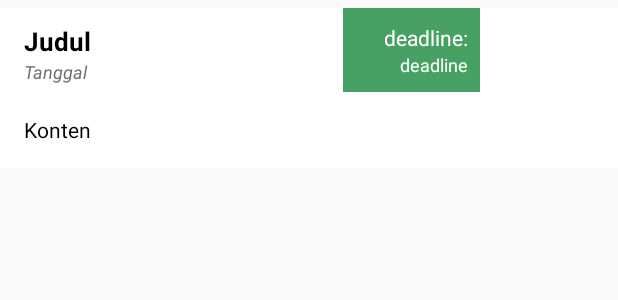
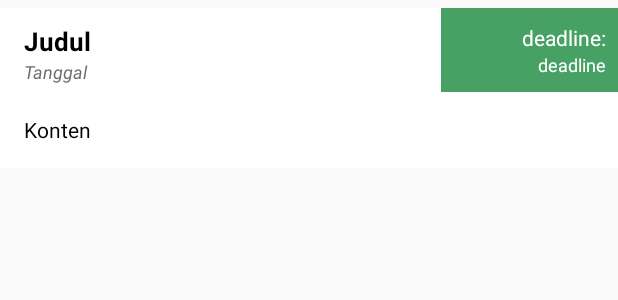
Before and after one commit to aghagha/TUGAS_AKHIR_AWASI, an Android app: the layout tugas_item_murid.xml on its own in the app's theme, with its tools: preview values and no code run, on a phone screen of 412 x 824 dp. Shown: the top 300 px of the screen. Run offline under Robolectric (Android 15) with nearby library versions, the light colour scheme and no system bars; network calls fail.

```diff
--- a/app/src/main/java/com/aghagha/tagg/TugasMuridFragment.java
+++ b/app/src/main/java/com/aghagha/tagg/TugasMuridFragment.java
@@ -56,6 +56,12 @@ public class TugasMuridFragment extends Fragment {
         progressDialog.setCancelable(false);
 
         tugasList = new ArrayList<>();
+    }
+
+    @Override
+    public void onResume(){
+        super.onResume();
+        getTugasList();
     }
 
     @Override
--- a/app/src/main/res/layout/tugas_item_murid.xml
+++ b/app/src/main/res/layout/tugas_item_murid.xml
@@ -5,84 +5,95 @@
     android:layout_marginTop="5dp"
     android:layout_marginBottom="5dp"
     android:background="@android:color/white">
+
     <LinearLayout
         android:id="@+id/layout"
         android:layout_width="match_parent"
         android:layout_height="wrap_content"
         android:orientation="horizontal">
+
         <LinearLayout
             android:layout_width="0dp"
             android:layout_height="wrap_content"
             android:layout_weight="5"
             android:orientation="vertical"
+            android:paddingBottom="10dp"
             android:paddingLeft="16dp"
-            android:paddingBottom="10dp"
             android:paddingTop="10dp">
+
             <TextView
                 android:id="@+id/tvJudul"
                 android:layout_width="match_parent"
                 android:layout_height="wrap_content"
+                android:clickable="true"
                 android:text="Judul"
+                android:textColor="@android:color/black"
                 android:textSize="17dp"
-                android:textColor="@android:color/black"
-                android:textStyle="bold"
-                android:clickable="true"/>
+                android:textStyle="bold" />
+
             <TextView
                 android:id="@+id/tvCreated"
                 android:layout_width="match_parent"
                 android:layout_height="wrap_content"
                 android:layout_marginBottom="5dp"
+                android:text="Tanggal"
+                android:textColor="@color/colorTextGray"
                 android:textSize="12dp"
-                android:textColor="@color/colorTextGray"
-                android:textStyle="italic"
-                android:text="Tanggal"/>
+                android:textStyle="italic" />
         </LinearLayout>
+
         <LinearLayout
             android:id="@+id/layout2"
             android:layout_width="0dp"
             android:layout_height="wrap_content"
             android:layout_weight="2"
+            android:background="@color/colorSekunder"
+            android:gravity="center_vertical|end"
             android:orientation="vertical"
+            android:paddingBottom="10dp"
+            android:paddingLeft="5dp"
             android:paddingRight="8dp"
-            android:paddingLeft="5dp"
-            android:paddingBottom="10dp"
-            android:paddingTop="10dp"
-            android:background="@color/colorSekunder"
-            android:gravity="center_vertical|end">
+            android:paddingTop="10dp">
+
             <TextView
-                android:gravity="right"
+                android:id="@+id/tv_label_deadline"
                 android:layout_width="match_parent"
                 android:layout_height="wrap_content"
+                android:clickable="true"
+                android:gravity="right"
                 android:text="deadline:"
-                android:textColor="@android:color/white"
-                android:clickable="true"/>
+                android:textColor="@android:color/white" />
+
             <TextView
                 android:id="@+id/tvDeadline"
                 android:layout_width="wrap_content"
                 android:layout_height="wrap_content"
+                android:gravity="right"
+                android:text="deadline"
                 android:textColor="@android:color/white"
-                android:gravity="right"
-                android:textSize="12dp"
-                android:text="deadline"/>
+                android:textSize="12dp" />
         </LinearLayout>
+
         <LinearLayout
             android:id="@+id/layout3"
             android:layout_width="0dp"
             android:layout_height="wrap_content"
             android:layout_weight="2"
+            android:gravity="center_vertical|end"
             android:orientation="vertical"
+            android:paddingBottom="10dp"
+            android:paddingLeft="5dp"
             android:paddingRight="8dp"
-            android:paddingLeft="5dp"
-            android:paddingBottom="10dp"
             android:paddingTop="10dp"
-            android:gravity="center_vertical|end"
-            android:visibility="visible">
+            android:visibility="gone">
+
             <ImageView
                 android:id="@+id/ikon"
                 android:layout_width="wrap_content"
-                android:layout_height="match_parent"/>
+                android:layout_height="match_parent" />
         </LinearLayout>
     </LinearLayout>
+
     <TextView
         android:id="@+id/tvKonten"
         android:layout_width="match_parent"
```
Also changed, not shown: app/src/main/java/com/aghagha/tagg/TandaiTugasActivity.java (+82 -5 lines), app/src/main/java/com/aghagha/tagg/TugasMuridAdapter.java (+15 -3 lines), app/src/main/res/layout/activity_tandai_tugas.xml (+10 -13 lines).
